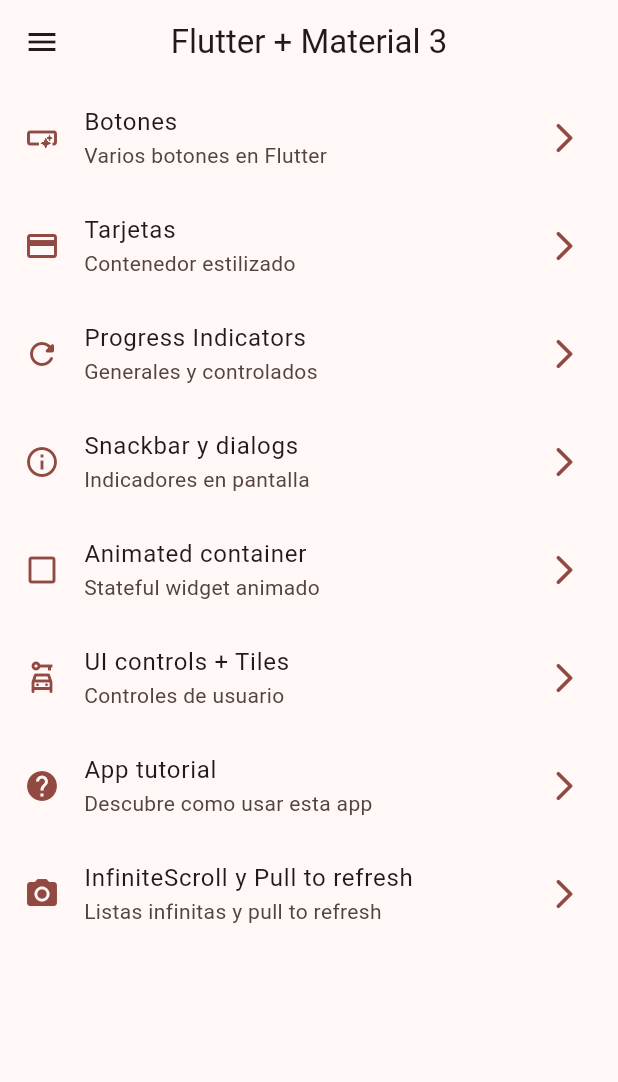
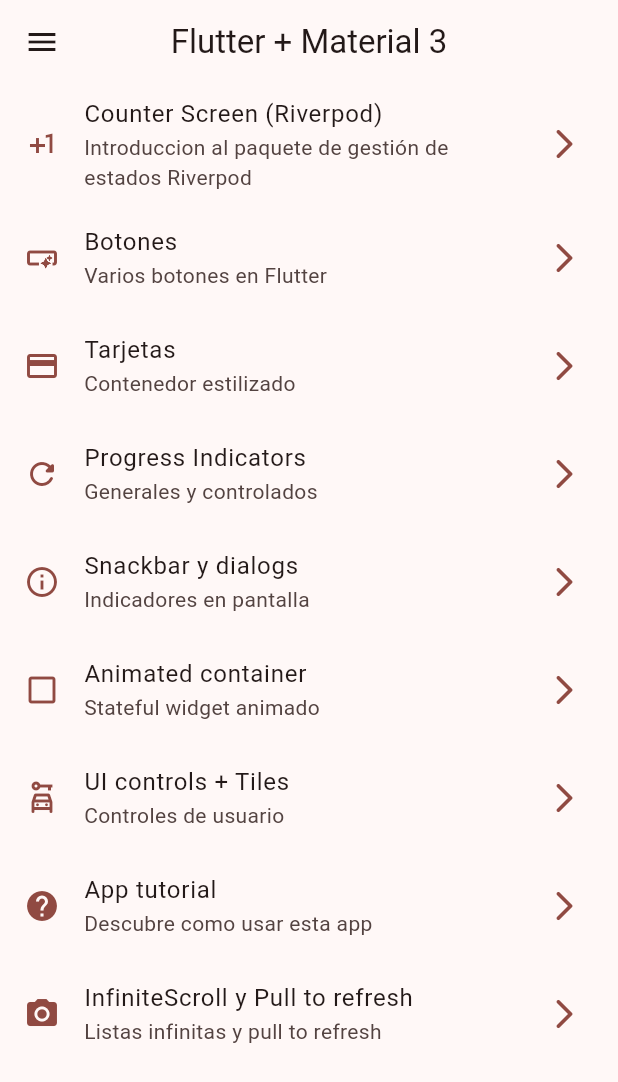
Before and after one commit to elarreglador/Flutter_Movil.widgets_app, a Flutter app: the screen it shows after launch, on a phone screen of 412 x 824 dp. Shown: the top 1082 px of the screen. Run offline on Flutter 3.47's test engine with Material 3 defaults, Android fonts, the phone set to English and light mode, and no system bars; our stand-ins replace go_router.

```diff
--- a/lib/config/menu/menu_items.dart
+++ b/lib/config/menu/menu_items.dart
@@ -16,6 +16,13 @@ class MenuItem{
 
 
 const appMenuItems = <MenuItem> [
+
+  MenuItem(
+    title: "Counter Screen (Riverpod)",
+    subTitle: "Introduccion al paquete de gestión de estados Riverpod",
+    link: "/counter-river",
+    icon: Icons.plus_one
+  ),
 
   MenuItem(
     title: "Botones",
--- a/lib/config/router/app_router.dart
+++ b/lib/config/router/app_router.dart
@@ -1,4 +1,5 @@
 import 'package:go_router/go_router.dart';
+import 'package:widgets_app/presentation/screens/counter/counter_screen.dart';
 // importa un archivo que contiene todas las importaciones de las pantallas
 // en lugar de importarlas de una en una
 import 'package:widgets_app/presentation/screens/screens.dart';
@@ -60,5 +61,11 @@ final appRouter = GoRouter(
       builder: (context, state) => const InfiniteScrollScreen()
     ),
 
+    GoRoute(
+      path: "/counter-river",
+      name: CounterScreen.name,
+      builder: (context, state) => const CounterScreen()
+    ),
+
   ]
 );
--- a/lib/presentation/screens/infinite_scroll/infinite_scroll_screen.dart
+++ b/lib/presentation/screens/infinite_scroll/infinite_scroll_screen.dart
@@ -64,7 +64,7 @@ class _InfiniteScrollScreenState extends State<InfiniteScrollScreen> {
     if (!isMounted) return;
 
     isLoading = true;
-    setState(() {    });
+    setState(() {});
 
     // espera para ver el icono girar
     await Future.delayed(const Duration(seconds: 4));
--- a/lib/presentation/screens/screens.dart
+++ b/lib/presentation/screens/screens.dart
@@ -10,3 +10,4 @@ export 'package:widgets_app/presentation/screens/infinite_scroll/infinite_scroll
 export 'package:widgets_app/presentation/screens/progress/progress_screen.dart';
 export 'package:widgets_app/presentation/screens/snackbar/snackbar_screen.dart';
 export 'package:widgets_app/presentation/screens/ui_controls/ui_controls_screen.dart';
+export 'package:widgets_app/presentation/screens/counter/counter_screen.dart';
```
Also changed, not shown: lib/presentation/screens/counter/counter_screen.dart (added, +39 -0 lines).
